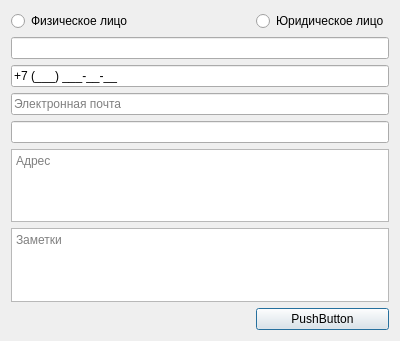
Before: the Qt Designer form clienteditordialog.ui in Dimand04/dp_isaeva, drawn with Qt 5.
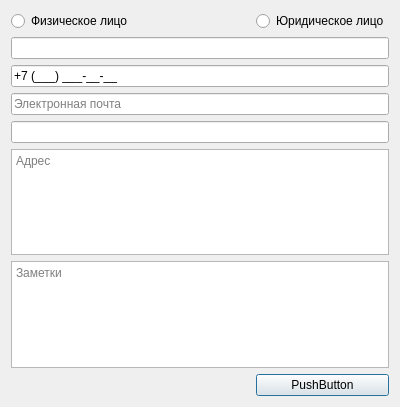
After: the same form once the commit is applied.

Patch:
```diff
--- a/clienteditordialog.ui
+++ b/clienteditordialog.ui
@@ -7,7 +7,7 @@
     <x>0</x>
     <y>0</y>
     <width>400</width>
-    <height>341</height>
+    <height>407</height>
    </rect>
   </property>
   <property name="windowTitle">
```
Left out of the diff: 66 changed lines with no effect on the pictures.
